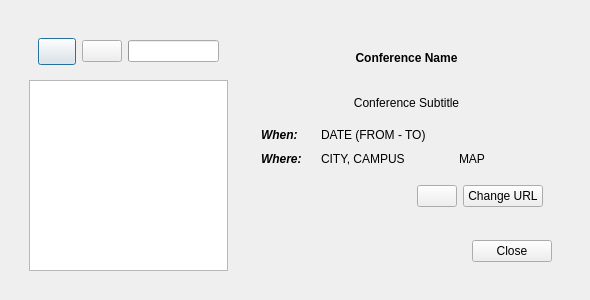
edulix/confclerk, file src/gui/conferenceeditor.ui: the form before one commit.
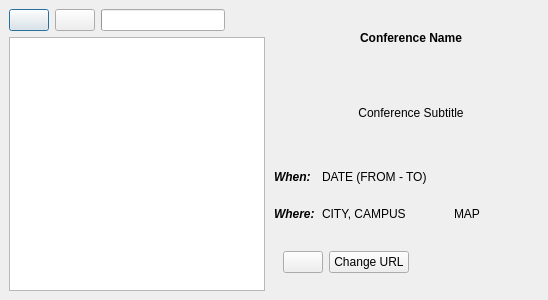
The form after the commit. Icons and pictures are not drawn.

Commit message: fine tune geometry to look nicer

```diff
--- a/src/gui/conferenceeditor.ui
+++ b/src/gui/conferenceeditor.ui
@@ -17,36 +17,30 @@
    <iconset resource="../icons.qrc">
     <normaloff>:/icons/brain-alone.png</normaloff>:/icons/brain-alone.png</iconset>
   </property>
-  <layout class="QVBoxLayout" name="verticalLayout">
-   <item>
-    <widget class="QWidget" name="widget" native="true">
      <layout class="QHBoxLayout" name="horizontalLayout">
+   <property name="spacing">
+    <number>0</number>
+   </property>
+   <property name="margin">
+    <number>0</number>
+   </property>
       <item>
        <widget class="QWidget" name="widget_2" native="true">
         <layout class="QVBoxLayout" name="verticalLayout_2">
          <item>
-          <widget class="QWidget" name="widget_4" native="true">
+       <widget class="QWidget" name="buttons" native="true">
            <layout class="QHBoxLayout" name="horizontalLayout_2">
+         <property name="margin">
+          <number>0</number>
+         </property>
             <item>
              <widget class="QPushButton" name="addBtn">
               <property name="sizePolicy">
-               <sizepolicy hsizetype="Minimum" vsizetype="Fixed">
+            <sizepolicy hsizetype="Fixed" vsizetype="Fixed">
                 <horstretch>0</horstretch>
                 <verstretch>0</verstretch>
                </sizepolicy>
               </property>
-              <property name="minimumSize">
-               <size>
-                <width>38</width>
-                <height>27</height>
-               </size>
-              </property>
-              <property name="maximumSize">
-               <size>
-                <width>38</width>
-                <height>27</height>
-               </size>
-              </property>
               <property name="text">
                <string notr="true"/>
               </property>
@@ -58,6 +52,12 @@
             </item>
             <item>
              <widget class="QPushButton" name="removeBtn">
+           <property name="sizePolicy">
+            <sizepolicy hsizetype="Fixed" vsizetype="Fixed">
+             <horstretch>0</horstretch>
+             <verstretch>0</verstretch>
+            </sizepolicy>
+           </property>
               <property name="text">
                <string notr="true"/>
               </property>
@@ -70,7 +70,7 @@
             <item>
              <widget class="QProgressBar" name="progressBar">
               <property name="sizePolicy">
-               <sizepolicy hsizetype="MinimumExpanding" vsizetype="Fixed">
+            <sizepolicy hsizetype="Expanding" vsizetype="Fixed">
                 <horstretch>10</horstretch>
                 <verstretch>0</verstretch>
                </sizepolicy>
@@ -84,13 +84,13 @@
              </widget>
             </item>
             <item>
-             <spacer name="horizontalSpacer">
+          <spacer name="buttonsSpacer">
               <property name="orientation">
                <enum>Qt::Horizontal</enum>
               </property>
               <property name="sizeHint" stdset="0">
                <size>
-                <width>0</width>
+             <width>40</width>
                 <height>20</height>
                </size>
               </property>
@@ -114,6 +114,12 @@
          </sizepolicy>
         </property>
         <layout class="QVBoxLayout" name="verticalLayout_3">
+      <property name="spacing">
+       <number>0</number>
+      </property>
+      <property name="margin">
+       <number>0</number>
+      </property>
          <item>
           <widget class="QStackedWidget" name="conferenceInfo">
            <property name="sizePolicy">
@@ -125,8 +131,14 @@
            <property name="currentIndex">
             <number>0</number>
            </property>
-           <widget class="QWidget" name="conferenceInfoContents" native="true">
+        <widget class="QWidget" name="conferenceInfoContents">
             <layout class="QVBoxLayout" name="verticalLayout_4">
+          <property name="spacing">
+           <number>0</number>
+          </property>
+          <property name="margin">
+           <number>0</number>
+          </property>
              <item>
               <widget class="QLabel" name="conferenceTitle">
                <property name="font">
@@ -242,19 +254,6 @@
              <item>
               <widget class="QWidget" name="widget_5" native="true">
                <layout class="QHBoxLayout" name="horizontalLayout_3">
-                <item>
-                 <spacer name="horizontalSpacer_2">
-                  <property name="orientation">
-                   <enum>Qt::Horizontal</enum>
-                  </property>
-                  <property name="sizeHint" stdset="0">
-                   <size>
-                    <width>40</width>
-                    <height>20</height>
-                   </size>
-                  </property>
-                 </spacer>
-                </item>
                 <item>
                  <widget class="QPushButton" name="refreshBtn">
                   <property name="text">
@@ -273,6 +272,19 @@
                   </property>
                  </widget>
                 </item>
+             <item>
+              <spacer name="horizontalSpacer_2">
+               <property name="orientation">
+                <enum>Qt::Horizontal</enum>
+               </property>
+               <property name="sizeHint" stdset="0">
+                <size>
+                 <width>40</width>
+                 <height>20</height>
+                </size>
+               </property>
+              </spacer>
+             </item>
                </layout>
               </widget>
              </item>
@@ -281,41 +293,6 @@
            <widget class="QWidget" name="conferenceInfoEmpty"/>
           </widget>
          </item>
-         <item>
-          <widget class="QWidget" name="widget_6" native="true">
-           <property name="sizePolicy">
-            <sizepolicy hsizetype="Preferred" vsizetype="Minimum">
-             <horstretch>0</horstretch>
-             <verstretch>0</verstretch>
-            </sizepolicy>
-           </property>
-           <layout class="QHBoxLayout" name="horizontalLayout_4">
-            <item>
-             <spacer name="horizontalSpacer_5">
-              <property name="orientation">
-               <enum>Qt::Horizontal</enum>
-              </property>
-              <property name="sizeHint" stdset="0">
-               <size>
-                <width>40</width>
-                <height>20</height>
-               </size>
-              </property>
-             </spacer>
-            </item>
-            <item>
-             <widget class="QPushButton" name="closeButton">
-              <property name="text">
-               <string>Close</string>
-              </property>
-             </widget>
-            </item>
-           </layout>
-          </widget>
-         </item>
-        </layout>
-       </widget>
-      </item>
      </layout>
     </widget>
    </item>
```
Left out of the diff: 19 changed lines with no effect on the pictures. Lines whose indentation alone changed are shown as unchanged. The commit also changes 1 other file.
